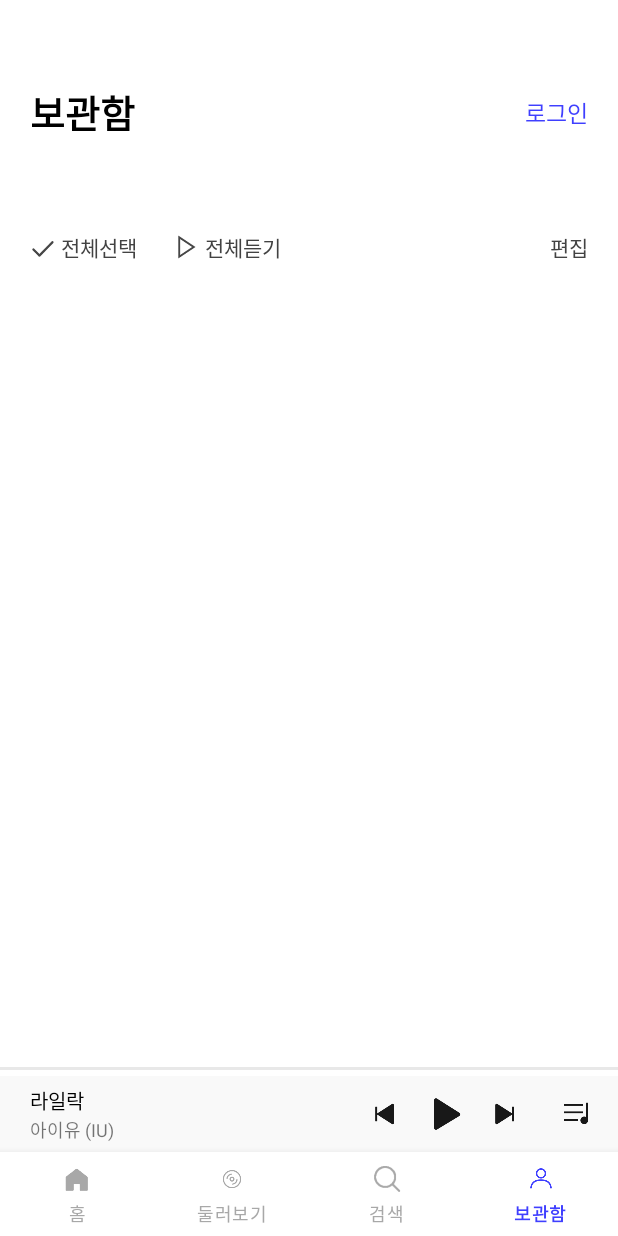
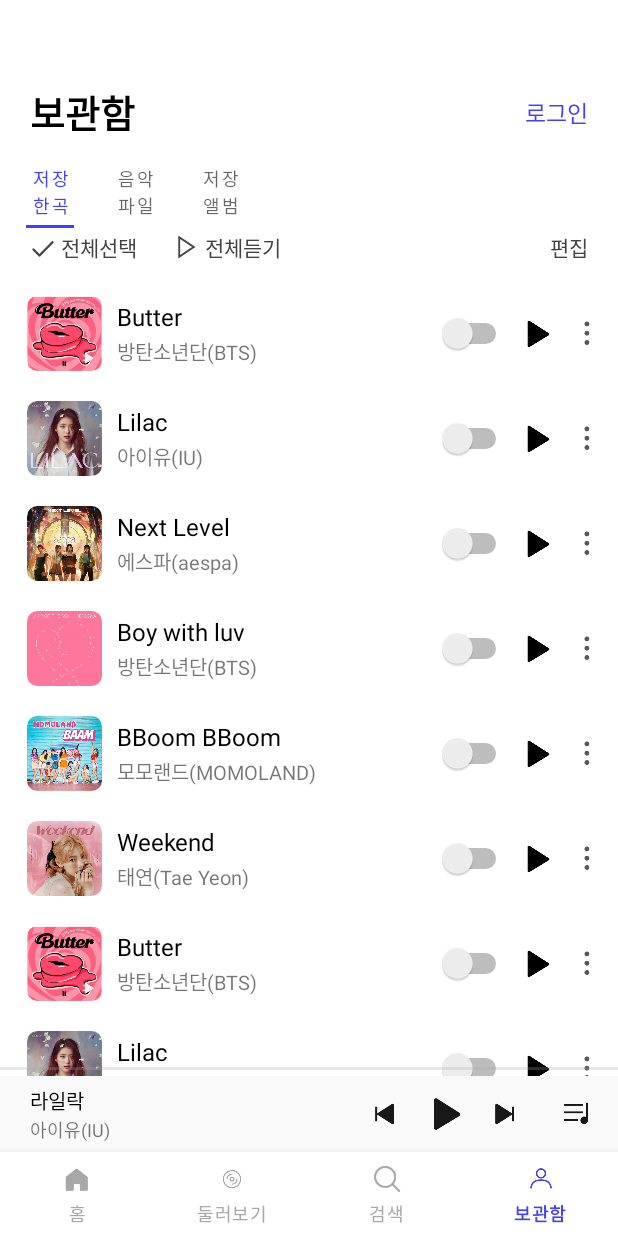
Before and after one commit to silviasylee03/umc_7th_flo_clone, an Android app: the screen it shows after launch (MainActivity), item 4 of the bottom bar chosen, on a phone screen of 412 x 824 dp. Run offline under Robolectric (Android 15) with nearby library versions, the phone set to English and light mode, and no system bars; 5 statements that could not run were skipped.

Commit message:
flo week6

```diff
--- a/app/src/main/java/umc/com/mobile/umc_7th_flo/Album.kt
+++ b/app/src/main/java/umc/com/mobile/umc_7th_flo/Album.kt
@@ -1,6 +1,4 @@
 package umc.com.mobile.umc_7th_flo
-
-import com.example.flo.Song
 
 data class Album(
     var title: String? = "",
--- a/app/src/main/java/umc/com/mobile/umc_7th_flo/AlbumRVAdapter.kt
+++ b/app/src/main/java/umc/com/mobile/umc_7th_flo/AlbumRVAdapter.kt
@@ -29,9 +29,23 @@
         holder.itemView.setOnClickListener {
             mItemClickListener.onItemClick(albumList[position])
         }
+
+        holder.binding.itemAlbumPlayImgIv.setOnClickListener {
+            miniPlayerSyncListener.onPlayButtonClick(albumList[position])
+        }
     }
 
     override fun getItemCount(): Int = albumList.size
+
+    interface MiniPlayerSyncListener {
+        fun onPlayButtonClick(album: Album)
+    }
+
+    private lateinit var miniPlayerSyncListener: MiniPlayerSyncListener
+
+    fun setMiniPlayerSyncListener(listener: MiniPlayerSyncListener) {
+        miniPlayerSyncListener = listener
+    }
 
     inner class ViewHolder(val binding: ItemAlbumBinding): RecyclerView.ViewHolder(binding.root) {
         fun bind(album: Album) {
--- a/app/src/main/java/umc/com/mobile/umc_7th_flo/HomeFragment.kt
+++ b/app/src/main/java/umc/com/mobile/umc_7th_flo/HomeFragment.kt
@@ -73,6 +73,12 @@
             }
         })
 
+        albumRVAdapter.setMiniPlayerSyncListener(object: AlbumRVAdapter.MiniPlayerSyncListener {
+            override fun onPlayButtonClick(album: Album) {
+                (context as MainActivity).updateMiniPlayer(album)
+            }
+        })
+
         // banner viewPager
         val bannerAdapter = BannerVPAdapter(this)
         bannerAdapter.addFragment(BannerFragment(R.drawable.img_home_viewpager_exp))
--- a/app/src/main/java/umc/com/mobile/umc_7th_flo/LockerFragment.kt
+++ b/app/src/main/java/umc/com/mobile/umc_7th_flo/LockerFragment.kt
@@ -13,6 +13,7 @@
 
 class LockerFragment : Fragment() {
     lateinit var binding: FragmentLockerBinding
+    private val information = arrayListOf("저장한곡", "음악파일", "저장앨범")
 
     override fun onCreateView(
         inflater: LayoutInflater,
@@ -21,6 +22,13 @@
     ): View? {
         binding = FragmentLockerBinding.inflate(inflater, container, false)
 
+        val lockerAdapter = LockerVPAdapter(this)
+        binding.lockerContentVp.adapter = lockerAdapter
+        TabLayoutMediator(binding.lockerContentTb, binding.lockerContentVp){
+                tab, position ->
+            tab.text = information[position]
+        }.attach()
+
         return binding.root
     }
 }
--- /dev/null
+++ b/app/src/main/java/umc/com/mobile/umc_7th_flo/LockerVPAdapter.kt
@@ -0,0 +1,15 @@
+package umc.com.mobile.umc_7th_flo
+
+import androidx.fragment.app.Fragment
+import androidx.viewpager2.adapter.FragmentStateAdapter
+
+class LockerVPAdapter (fragment : Fragment) : FragmentStateAdapter(fragment) {
+    override fun getItemCount(): Int  = 3
+
+    override fun createFragment(position: Int): Fragment {
+        return when(position){
+            0 -> SavedSongFragment()
+            else -> SavedAlbumFragment()
+        }
+    }
+}
--- a/app/src/main/java/umc/com/mobile/umc_7th_flo/MainActivity.kt
+++ b/app/src/main/java/umc/com/mobile/umc_7th_flo/MainActivity.kt
@@ -1,15 +1,25 @@
 package umc.com.mobile.umc_7th_flo
 
 import android.content.Intent
+import android.media.MediaPlayer
 import androidx.appcompat.app.AppCompatActivity
 import android.os.Bundle
 import android.util.Log
-import com.example.flo.Song
+import android.view.View
+import com.google.gson.Gson
+import java.util.Locale
+import umc.com.mobile.umc_7th_flo.SongActivity.Timer
 import umc.com.mobile.umc_7th_flo.databinding.ActivityMainBinding
 
 class MainActivity : AppCompatActivity() {
 
     lateinit var binding: ActivityMainBinding
+
+    private var song: Song = Song()
+    private var gson: Gson = Gson()
+
+    lateinit var timer: Timer
+    private var mediaPlayer: MediaPlayer? = null
 
     override fun onCreate(savedInstanceState: Bundle?) {
         super.onCreate(savedInstanceState)
@@ -18,22 +28,19 @@
 
         initBottomNavigation()
 
-        val song = Song(binding.mainMiniplayerTitleTv.text.toString(), binding.mainMiniplayerSingerTv.text.toString(), 0, 60, false)
-
-        binding.mainPlayerCl.setOnClickListener {
-            val intent = Intent(this, SongActivity::class.java)
-        }
+        val song = Song(binding.mainMiniplayerTitleTv.text.toString(), binding.mainMiniplayerSingerTv.text.toString(), 0, 0, 60, false, "music_${binding.mainMiniplayerTitleTv.text.toString().toLowerCase(Locale.getDefault())}")
 
         binding.mainPlayerCl.setOnClickListener {
             val intent = Intent(this,SongActivity::class.java)
-            intent.putExtra("title", song.title)
-            intent.putExtra("singer",song.singer)
+            intent.putExtra("title", binding.mainMiniplayerTitleTv.text)
+            intent.putExtra("singer", binding.mainMiniplayerSingerTv.text)
+            intent.putExtra("coverImg", song.coverImg)
             intent.putExtra("second",song.second)
             intent.putExtra("playTime",song.playTime)
             intent.putExtra("isPlaying",song.isPlaying)
+            intent.putExtra("music", song.music)
             startActivity(intent)
         }
-
     }
 
     private fun initBottomNavigation(){
@@ -74,4 +81,29 @@
             false
         }
     }
+
+    private fun setMiniPlayer(song: Song) {
+        binding.mainMiniplayerTitleTv.text = song.title
+        binding.mainMiniplayerSingerTv.text = song.singer
+        binding.mainMiniplayerProgressSb.progress = (song.second*100000)/song.playTime
+    }
+
+    fun updateMiniPlayer(album: Album) {
+        binding.mainMiniplayerTitleTv.text = album.title
+        binding.mainMiniplayerSingerTv.text = album.singer
+    }
+
+    override fun onStart() {
+        super.onStart()
+        val sharedPreferences = getSharedPreferences("song", MODE_PRIVATE)
+        val songJson = sharedPreferences.getString("songData", null)
+
+        song = if (songJson == null) {
+            Song("라일락", "아이유(IU)", 0, 0, 60, false, "musilc_lilac")
+        } else {
+            gson.fromJson(songJson, Song::class.java)
+        }
+
+        setMiniPlayer(song)
+    }
 }
--- /dev/null
+++ b/app/src/main/java/umc/com/mobile/umc_7th_flo/SavedAlbumFragment.kt
@@ -0,0 +1,6 @@
+package umc.com.mobile.umc_7th_flo
+
+import androidx.fragment.app.Fragment
+
+class SavedAlbumFragment: Fragment() {
+}
--- /dev/null
+++ b/app/src/main/java/umc/com/mobile/umc_7th_flo/SavedSongFragment.kt
@@ -0,0 +1,63 @@
+package umc.com.mobile.umc_7th_flo
+
+import android.os.Bundle
+import android.view.LayoutInflater
+import android.view.View
+import android.view.ViewGroup
+import androidx.fragment.app.Fragment
+import androidx.recyclerview.widget.LinearLayoutManager
+import umc.com.mobile.umc_7th_flo.databinding.FragmentLockerSavedsongBinding
+
+class SavedSongFragment: Fragment() {
+    lateinit var binding: FragmentLockerSavedsongBinding
+    private var songDatas = ArrayList<Song>()
+
+    override fun onCreateView(
+        inflater: LayoutInflater,
+        container: ViewGroup?,
+        savedInstanceState: Bundle?
+    ): View? {
+        binding = FragmentLockerSavedsongBinding.inflate(inflater, container, false)
+
+        return binding.root
+    }
+
+    override fun onStart() {
+        super.onStart()
+        initRecyclerview()
+    }
+
+    private fun initRecyclerview(){
+        songDatas.apply {
+            add(Song("Butter", "방탄소년단(BTS)", R.drawable.img_album_exp))
+            add(Song("Lilac", "아이유(IU)", R.drawable.img_album_exp2))
+            add(Song("Next Level", "에스파(aespa)", R.drawable.img_album_exp3))
+            add(Song("Boy with luv", "방탄소년단(BTS)", R.drawable.img_album_exp4))
+            add(Song("BBoom BBoom", "모모랜드(MOMOLAND)", R.drawable.img_album_exp5))
+            add(Song("Weekend", "태연(Tae Yeon)", R.drawable.img_album_exp6))
+            add(Song("Butter", "방탄소년단(BTS)", R.drawable.img_album_exp))
+            add(Song("Lilac", "아이유(IU)", R.drawable.img_album_exp2))
+            add(Song("Next Level", "에스파(aespa)", R.drawable.img_album_exp3))
+            add(Song("Boy with luv", "방탄소년단(BTS)", R.drawable.img_album_exp4))
+            add(Song("BBoom BBoom", "모모랜드(MOMOLAND)", R.drawable.img_album_exp5))
+            add(Song("Weekend", "태연(Tae Yeon)", R.drawable.img_album_exp6))
+            add(Song("Butter", "방탄소년단(BTS)", R.drawable.img_album_exp))
+            add(Song("Lilac", "아이유(IU)", R.drawable.img_album_exp2))
+            add(Song("Next Level", "에스파(aespa)", R.drawable.img_album_exp3))
+            add(Song("Boy with luv", "방탄소년단(BTS)", R.drawable.img_album_exp4))
+            add(Song("BBoom BBoom", "모모랜드(MOMOLAND)", R.drawable.img_album_exp5))
+            add(Song("Weekend", "태연(Tae Yeon)", R.drawable.img_album_exp6))
+        }
+
+        val songRVAdapter = SavedSongRVAdapter(songDatas)
+        binding.lockerSavedSongRecyclerView.adapter = songRVAdapter
+        binding.lockerSavedSongRecyclerView.layoutManager = LinearLayoutManager(context, LinearLayoutManager.VERTICAL, false)
+
+        songRVAdapter.setMyItemClickListener((object : SavedSongRVAdapter.MyItemClickListener {
+            override fun onRemoveSong(position: Int) {
+//                songDatas.removeAt(position)
+//                songRVAdapter.notifyDataSetChanged()
+            }
+        }))
+    }
+}
--- /dev/null
+++ b/app/src/main/java/umc/com/mobile/umc_7th_flo/SavedSongRVAdapter.kt
@@ -0,0 +1,63 @@
+package umc.com.mobile.umc_7th_flo
+
+import android.util.SparseBooleanArray
+import android.view.LayoutInflater
+import android.view.ViewGroup
+import androidx.recyclerview.widget.RecyclerView
+import umc.com.mobile.umc_7th_flo.databinding.ItemSongBinding
+
+class SavedSongRVAdapter(private val songDatas: ArrayList<Song>) : RecyclerView.Adapter<SavedSongRVAdapter.ViewHolder>() {
+    private val switchStatus = SparseBooleanArray()
+
+    override fun onCreateViewHolder(
+        parent: ViewGroup,
+        viewType: Int
+    ): SavedSongRVAdapter.ViewHolder {
+        val binding: ItemSongBinding = ItemSongBinding.inflate(LayoutInflater.from(parent.context), parent, false)
+
+        return ViewHolder(binding)
+    }
+
+    override fun onBindViewHolder(holder: SavedSongRVAdapter.ViewHolder, position: Int) {
+        holder.bind(songDatas[position])
+        holder.binding.itemSongMoreIv.setOnClickListener {
+            mItemClickListener.onRemoveSong(position)
+            songDatas.removeAt(position)
+            notifyDataSetChanged()
+        }
+        val switch =  holder.binding.switchRV
+        switch.isChecked = switchStatus[position]
+        switch.setOnClickListener {
+            if (switch.isChecked) {
+                switchStatus.put(position, true)
+            }
+            else {
+                switchStatus.put(position, false)
+            }
+
+            notifyItemChanged(position)
+        }
+    }
+
+    override fun getItemCount(): Int = songDatas.size
+
+    interface MyItemClickListener{
+        fun onRemoveSong(position: Int)
+    }
+
+    private lateinit var mItemClickListener : MyItemClickListener
+
+    fun setMyItemClickListener(itemClickListener: MyItemClickListener){
+        this.mItemClickListener = itemClickListener
+    }
+
+    inner class ViewHolder(val binding: ItemSongBinding) : RecyclerView.ViewHolder(binding.root) {
+        fun bind(song: Song) {
+            binding.itemSongTitleTv.text = song.title
+            binding.itemSongSingerTv.text = song.singer
+            binding.itemSongImgIv.setImageResource(song.coverImg!!)
+        }
+
+
+    }
+}
--- a/app/src/main/java/umc/com/mobile/umc_7th_flo/Song.kt
+++ b/app/src/main/java/umc/com/mobile/umc_7th_flo/Song.kt
@@ -1,9 +1,11 @@
-package com.example.flo
+package umc.com.mobile.umc_7th_flo
 
 data class Song(
-        val title : String = "",
-        val singer : String = "",
+        var title : String = "",
+        var singer : String = "",
+        var coverImg: Int? = null,
         var second: Int = 0,
         var playTime: Int = 0,
-        var isPlaying: Boolean = false
+        var isPlaying: Boolean = false,
+        var music: String = ""
 )
--- a/app/src/main/java/umc/com/mobile/umc_7th_flo/SongActivity.kt
+++ b/app/src/main/java/umc/com/mobile/umc_7th_flo/SongActivity.kt
@@ -4,11 +4,9 @@
 import android.os.Bundle
 import android.util.Log
 import android.view.View
-import android.widget.Toast
 import androidx.appcompat.app.AppCompatActivity
-import com.example.flo.Song
+import com.google.gson.Gson
 import umc.com.mobile.umc_7th_flo.databinding.ActivitySongBinding
-import java.util.Timer
 
 class SongActivity : AppCompatActivity() {
 
@@ -18,6 +16,8 @@
     lateinit var binding : ActivitySongBinding
     lateinit var song: Song
     lateinit var timer: Timer
+    private var mediaPlayer: MediaPlayer? = null
+    private var gson: Gson = Gson()
 
     override fun onCreate(savedInstanceState: Bundle?) {
         super.onCreate(savedInstanceState)
@@ -50,9 +50,11 @@
             song = Song(
                 intent.getStringExtra("title")!!,
                 intent.getStringExtra("singer")!!,
+                intent.getIntExtra("coverImg", 0),
                 intent.getIntExtra("second", 0),
                 intent.getIntExtra("playTime", 0),
-                intent.getBooleanExtra("isPlaying", false)
+                intent.getBooleanExtra("isPlaying", false),
+                intent.getStringExtra("music")!!
             )
         }
         startTimer()
@@ -65,6 +67,9 @@
         binding.songEndTimeTv.text = String.format("%02d:%02d",song.playTime / 60, song.playTime % 60)
         binding.songProgressSb.progress = (song.second * 1000 / song.playTime)
 
+        val music = resources.getIdentifier(song.music, "raw", this.packageName)
+        mediaPlayer = MediaPlayer.create(this, music)
+
         setPlayerStatus(song.isPlaying)
     }
 
@@ -75,9 +80,13 @@
         if(isPlaying){
             binding.songMiniplayerIv.visibility = View.VISIBLE
             binding.songPauseIv.visibility = View.GONE
+            mediaPlayer?.start()
         } else {
             binding.songMiniplayerIv.visibility = View.GONE
             binding.songPauseIv.visibility = View.VISIBLE
+            if (mediaPlayer?.isPlaying == true) {
+                mediaPlayer?.pause()
+            }
         }
     }
 
@@ -127,4 +136,26 @@
 
         }
     }
+
+    // 사용자가 포커스를 잃었을 때 음악이 중지
+    override fun onPause() {
+        super.onPause()
+        setPlayerStatus(false)
+        song.second = ((binding.songProgressSb.progress * song.playTime)/100)/1000
+        // 내부 저장소에 데이터를 저장하게 해주는 변수
+        // 간단한 값들(로그인 정보 등)을 저장할 때엔 db 사용 대신 sharedPreferences를 사용하는 것이 좋음
+        val sharedPreferences = getSharedPreferences("song", MODE_PRIVATE)
+        val editor = sharedPreferences.edit() // 에디터
+        val songJson = gson.toJson(song) // json 객체로 변환
+        editor.putString("songData", songJson)
+
+        editor.apply() // 실제 저장소 안에 저장됨
+    }
+
+    override fun onDestroy() {
+        super.onDestroy()
+        timer.interrupt()
+        mediaPlayer?.release() // 불필요한 리소스 해제
+        mediaPlayer = null
+    }
 }
--- a/app/src/main/res/layout/activity_main.xml
+++ b/app/src/main/res/layout/activity_main.xml
@@ -88,6 +88,13 @@
                 android:src="@drawable/btn_miniplayer_play" />
 
             <ImageView
+                android:id="@+id/main_pause_iv"
+                android:layout_width="40dp"
+                android:layout_height="40dp"
+                android:src="@drawable/btn_miniplay_mvpause"
+                android:visibility="gone" />
+
+            <ImageView
                 android:id="@+id/main_pause_btn"
                 android:layout_width="40dp"
                 android:layout_height="40dp"
--- a/app/src/main/res/layout/fragment_locker.xml
+++ b/app/src/main/res/layout/fragment_locker.xml
@@ -96,10 +96,11 @@
         android:layout_width="match_parent"
         android:layout_height="0dp"
         android:layout_marginTop="10dp"
-        app:layout_constraintVertical_bias="1.0"
         app:layout_constraintBottom_toBottomOf="parent"
         app:layout_constraintEnd_toEndOf="parent"
+        app:layout_constraintHorizontal_bias="0.0"
         app:layout_constraintStart_toStartOf="parent"
-        app:layout_constraintTop_toBottomOf="@id/locker_select_all_img_iv" />
+        app:layout_constraintTop_toBottomOf="@id/locker_select_all_img_iv"
+        app:layout_constraintVertical_bias="0.0" />
 
 </androidx.constraintlayout.widget.ConstraintLayout>
--- a/app/src/main/res/layout/fragment_locker_savedsong.xml
+++ b/app/src/main/res/layout/fragment_locker_savedsong.xml
@@ -10,8 +10,12 @@
         android:id="@+id/locker_savedSong_recyclerView"
         android:layout_width="match_parent"
         android:layout_height="match_parent"
-        tools:listitem="@layout/item_song"
+        android:orientation="vertical"
         android:overScrollMode="never"
-        android:orientation="vertical"
-        app:layoutManager="androidx.recyclerview.widget.LinearLayoutManager"/>
+        app:layoutManager="androidx.recyclerview.widget.LinearLayoutManager"
+        app:layout_constraintEnd_toEndOf="parent"
+        app:layout_constraintHorizontal_bias="1.0"
+        app:layout_constraintStart_toStartOf="parent"
+        tools:layout_editor_absoluteY="-188dp"
+        tools:listitem="@layout/item_song" />
 </androidx.constraintlayout.widget.ConstraintLayout>
--- a/app/src/main/res/layout/item_song.xml
+++ b/app/src/main/res/layout/item_song.xml
@@ -48,6 +48,18 @@
         app:layout_constraintBottom_toBottomOf="@id/item_song_img_cardView"
         app:layout_constraintStart_toEndOf="@id/item_song_img_cardView"/>
 
+    <Switch
+        android:id="@+id/switchRV"
+        android:layout_width="wrap_content"
+        android:layout_height="wrap_content"
+        android:switchMinWidth="50dp"
+        android:switchPadding="20dp"
+        app:layout_constraintBottom_toBottomOf="parent"
+        app:layout_constraintEnd_toStartOf="@+id/item_song_play_iv"
+        app:layout_constraintRight_toRightOf="parent"
+        app:layout_constraintTop_toTopOf="parent" />
+
+
     <ImageView
         android:id="@+id/item_song_play_iv"
         android:layout_width="30dp"
```
Also changed, not shown: 2 other files.
